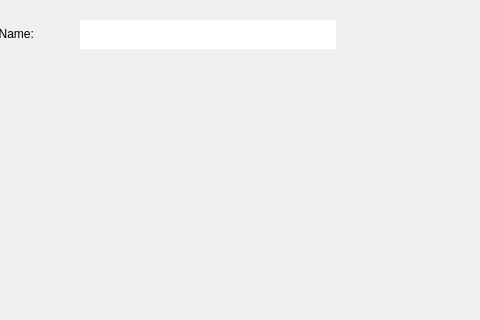
This is privatechat.ui in borhanem/Messenger_Void_13 as Qt 5 draws it before an edit; both pictures show x 100 to 580 and y 0 to 320 of the 580 by 525 pixel window. The edited form follows.
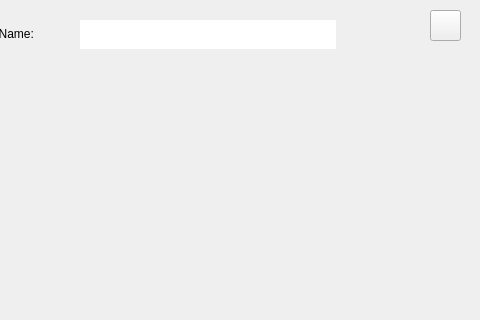
This is the edited form.

```diff
--- a/privatechat.ui
+++ b/privatechat.ui
@@ -162,6 +162,22 @@
     <string/>
    </property>
   </widget>
+  <widget class="QToolButton" name="Exit_pbn">
+   <property name="geometry">
+    <rect>
+     <x>530</x>
+     <y>10</y>
+     <width>31</width>
+     <height>31</height>
+    </rect>
+   </property>
+   <property name="styleSheet">
+    <string notr="true"/>
+   </property>
+   <property name="text">
+    <string/>
+   </property>
+  </widget>
  </widget>
  <resources/>
  <connections/>
```
